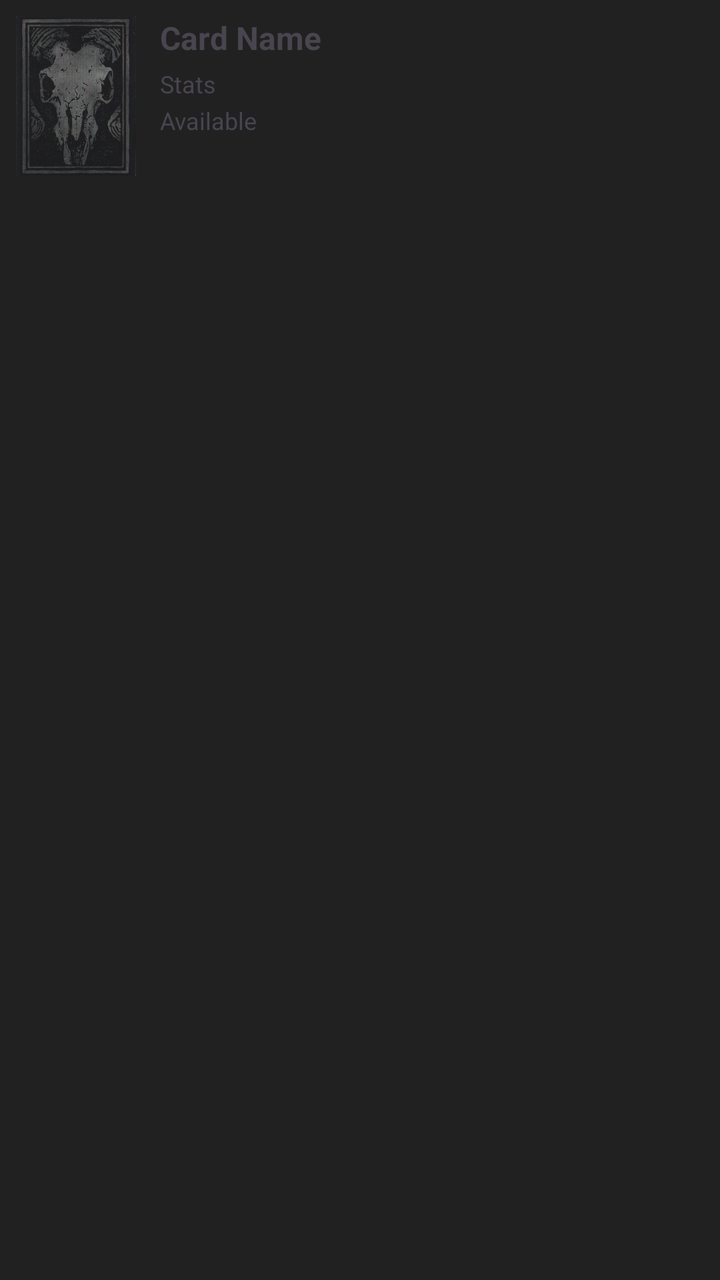
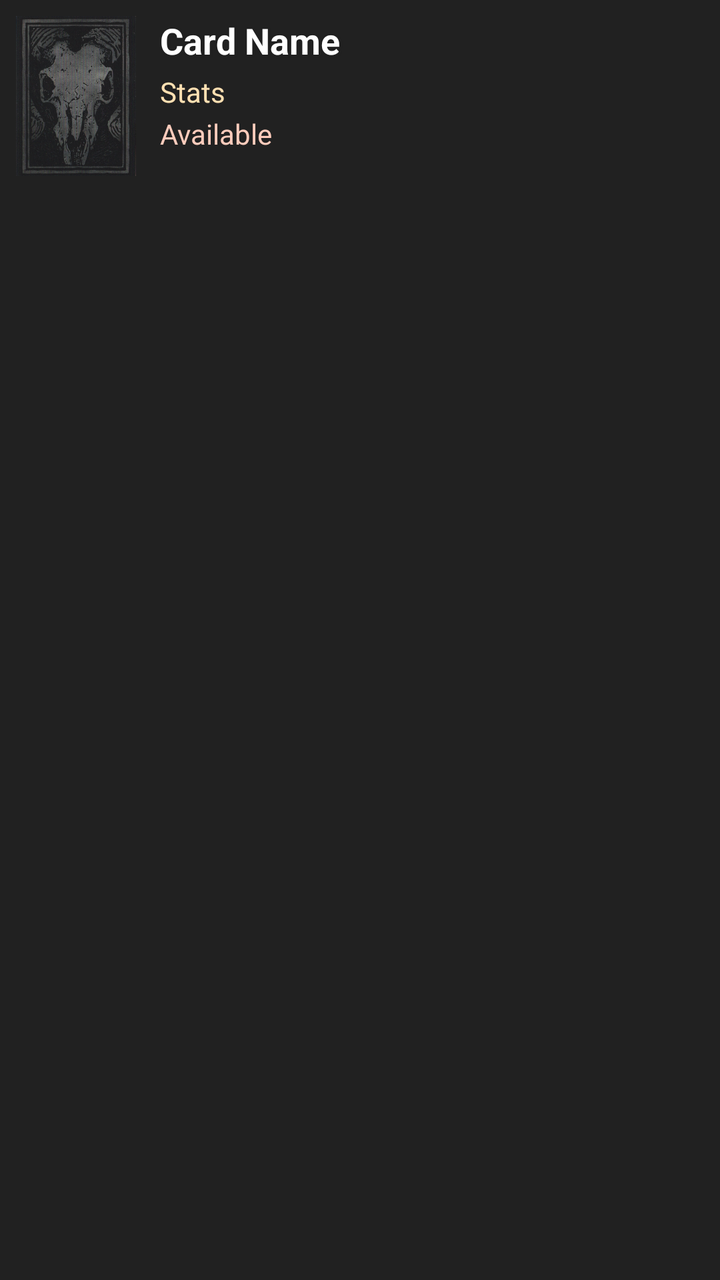

The first picture is an Android layout as it rendered before a commit; the second is the same layout after the commit. The layout source and the unified diff follow.
<!-- AndroidManifest.xml: application theme Theme.EschatonDeckTraker -->
<!-- res/layout/item_player_card.xml -->
<?xml version="1.0" encoding="utf-8"?>
<LinearLayout xmlns:android="http://schemas.android.com/apk/res/android"
    android:layout_width="match_parent"
    android:layout_height="wrap_content"
    android:orientation="horizontal"
    android:padding="8dp"
    android:background="?android:attr/selectableItemBackground">

    <ImageView
        android:id="@+id/ivCardImage"
        android:layout_width="60dp"
        android:layout_height="80dp"
        android:scaleType="centerCrop"
        android:src="@drawable/card_back" />

    <LinearLayout
        android:layout_width="0dp"
        android:layout_height="wrap_content"
        android:layout_weight="1"
        android:layout_marginStart="12dp"
        android:orientation="vertical">

        <TextView
            android:id="@+id/tvCardName"
            android:layout_width="match_parent"
            android:layout_height="wrap_content"
            android:text="Card Name"
            android:textSize="16sp"
            android:textStyle="bold" />

        <TextView
            android:id="@+id/tvCardStats"
            android:layout_width="match_parent"
            android:layout_height="wrap_content"
            android:text="Stats"
            android:textSize="12sp"
            android:layout_marginTop="4dp" />

        <TextView
            android:id="@+id/tvCardStatus"
            android:layout_width="match_parent"
            android:layout_height="wrap_content"
            android:text="Available"
            android:textSize="12sp"
            android:layout_marginTop="2dp" />

    </LinearLayout>

</LinearLayout>
<!-- resources referenced by this layout -->
<resources>
  <!-- drawable card_back: png bitmap (drawable, 273619 bytes) -->
  <style name="Theme.EschatonDeckTraker" parent="Base.Theme.EschatonDeckTraker" />
  <style name="Base.Theme.EschatonDeckTraker" parent="Theme.Material3.DayNight.NoActionBar">
          
          <item name="colorPrimary">@color/primary</item>
          <item name="colorPrimaryVariant">@color/primary_variant</item>
          <item name="colorOnPrimary">@color/on_primary</item>
          
          
          <item name="colorSecondary">@color/secondary</item>
          <item name="colorSecondaryVariant">@color/secondary_variant</item>
          <item name="colorOnSecondary">@color/on_secondary</item>
          
          
          <item name="android:colorBackground">@color/background</item>
          <item name="colorSurface">@color/surface</item>
          <item name="colorOnBackground">@color/on_background</item>
          <item name="colorOnSurface">@color/on_surface</item>
          
          
          <item name="colorError">@color/error</item>
          <item name="android:statusBarColor">@color/primary_variant</item>
          <item name="android:navigationBarColor">@color/background</item>
          <item name="android:windowLightStatusBar">false</item>
      </style>
  <color name="primary">#D32F2F</color>
  <color name="primary_variant">#B71C1C</color>
  <color name="on_primary">#FFFFFF</color>
  <color name="secondary">#FF5722</color>
  <color name="secondary_variant">#D84315</color>
  <color name="on_secondary">#FFFFFF</color>
  <color name="background">#212121</color>
  <color name="surface">#303030</color>
  <color name="on_background">#E0E0E0</color>
  <color name="on_surface">#FFFFFF</color>
  <color name="error">#F44336</color>
</resources>

<!-- the commit's change to res/layout/item_player_card.xml (unified diff, before → after) -->
@@ -25,15 +25,21 @@
             android:layout_width="match_parent"
             android:layout_height="wrap_content"
             android:text="Card Name"
-            android:textSize="16sp"
-            android:textStyle="bold" />
+            android:textSize="18sp"
+            android:textStyle="bold"
+            android:textColor="@color/text_primary"
+            android:shadowColor="@color/background"
+            android:shadowDx="1"
+            android:shadowDy="1"
+            android:shadowRadius="2" />
 
         <TextView
             android:id="@+id/tvCardStats"
             android:layout_width="match_parent"
             android:layout_height="wrap_content"
             android:text="Stats"
-            android:textSize="12sp"
+            android:textSize="14sp"
+            android:textColor="@color/text_secondary"
             android:layout_marginTop="4dp" />
 
         <TextView
@@ -41,7 +47,8 @@
             android:layout_width="match_parent"
             android:layout_height="wrap_content"
             android:text="Available"
-            android:textSize="12sp"
+            android:textSize="14sp"
+            android:textColor="@color/text_tertiary"
             android:layout_marginTop="2dp" />
 
     </LinearLayout>
<!-- resource entries referenced after the edit -->
@@ -24,6 +24,10 @@
           <item name="android:statusBarColor">@color/primary_variant</item>
           <item name="android:navigationBarColor">@color/background</item>
           <item name="android:windowLightStatusBar">false</item>
+          
+          
+          <item name="actionOverflowMenuStyle">@style/CustomOverflowMenuStyle</item>
+          <item name="android:actionOverflowMenuStyle">@style/CustomOverflowMenuStyle</item>
       </style>
   <color name="primary">#D32F2F</color>
   <color name="primary_variant">#B71C1C</color>
@@ -32,9 +36,17 @@
   <color name="secondary_variant">#D84315</color>
   <color name="on_secondary">#FFFFFF</color>
   <color name="background">#212121</color>
+  <color name="text_primary">#FFFFFF</color>
+  <color name="text_secondary">#FFE0B2</color>
+  <color name="text_tertiary">#FFCCBC</color>
   <color name="surface">#303030</color>
   <color name="on_background">#E0E0E0</color>
   <color name="on_surface">#FFFFFF</color>
   <color name="error">#F44336</color>
+  <style name="CustomOverflowMenuStyle" parent="Widget.Material3.PopupMenu">
+          <item name="android:popupBackground">@color/surface</item>
+          <item name="android:textColor">@color/text_primary</item>
+          <item name="android:textSize">16sp</item>
+      </style>
 </resources>
 
